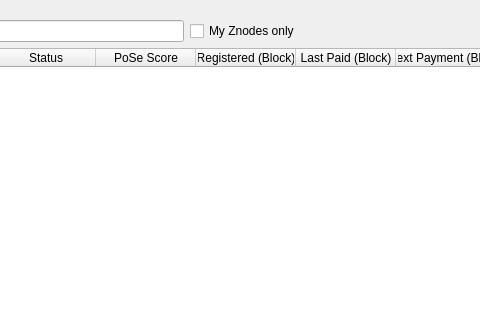
Above: src/qt/forms/masternodelist.ui from IndexChain/Index-DIP3-Upgrade before the change; both pictures show x 125 to 605 and y 0 to 320 of the 762 by 457 pixel window. Below: the same form after it.
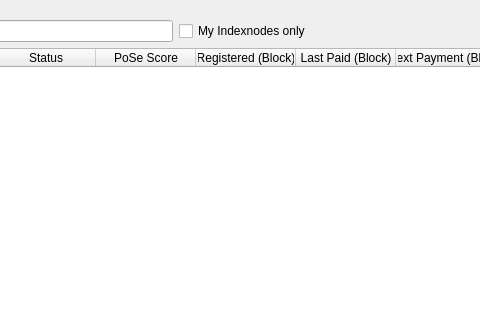
That is the form after the change.

Commit message: Final rebranding from Znodes to Indexnodes

```diff
--- a/src/qt/forms/masternodelist.ui
+++ b/src/qt/forms/masternodelist.ui
@@ -71,7 +71,7 @@
             <string>Show only indexnodes this wallet has keys for.</string>
            </property>
            <property name="text">
-            <string>My Znodes only</string>
+            <string>My Indexnodes only</string>
            </property>
           </widget>
          </item>
```
The commit also changes 20 other files.
